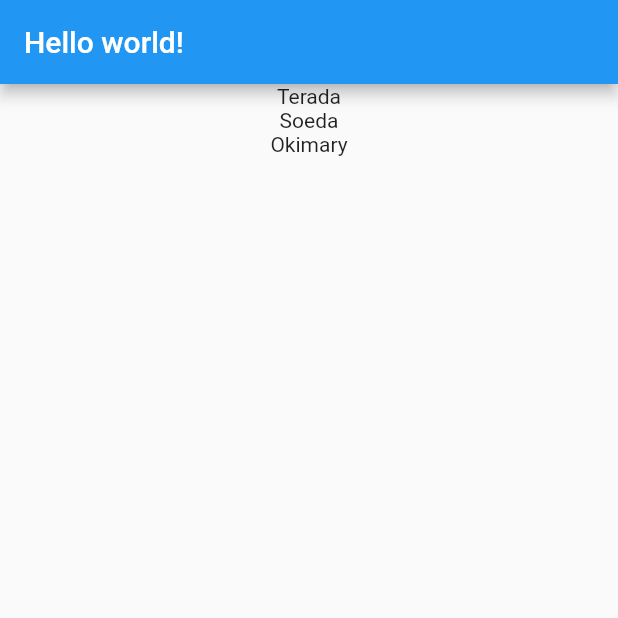
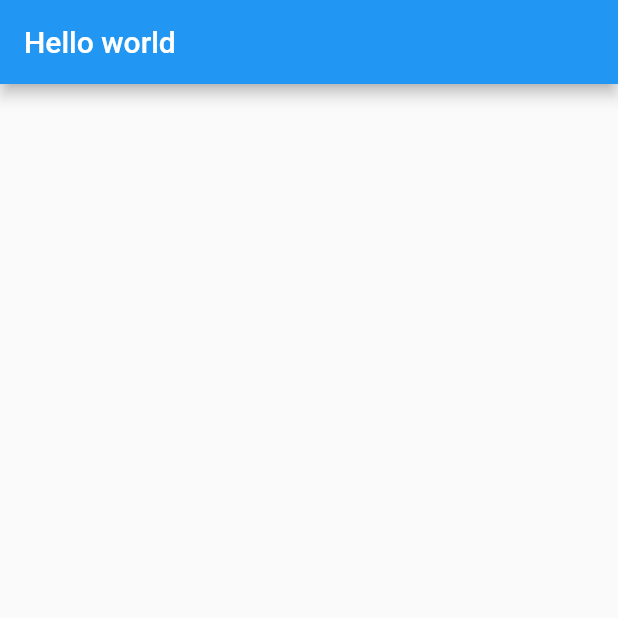
Before and after one commit to TERADA-DANTE/flutera, a Flutter app: the screen it shows after launch, on a phone screen of 412 x 824 dp, the top half of it. Run offline on Flutter 3.47's test engine with Material 2 defaults, Android fonts, the phone set to English and light mode, and no system bars.

Commit message:
:hammer: Update main.dart
Update homepage child

```diff
--- a/my_app/lib/main.dart
+++ b/my_app/lib/main.dart
@@ -6,11 +6,9 @@ class MyApp extends StatelessWidget {
   @override
   Widget build(BuildContext context) {
     return MaterialApp(
-        // 앱 자체의 메타? 이므로 스마트폰등에서 이것을 참조한다.
-        title: 'My first flutter app',
-        theme: ThemeData(primarySwatch: Colors.blue), // ThemeData
-        // home.isRequired~~
-        home: MyHomePage());
+      title: "Flutera",
+      home: MyHomePage(),
+    );
   }
 }
 
@@ -19,12 +17,7 @@ class MyHomePage extends StatelessWidget {
   Widget build(BuildContext context) {
     return Scaffold(
       appBar: AppBar(
-        // 앱 화면이므로 Text 클래스를 가져온다.
-        title: Text('Hello world!'),
-      ),
-      body: Center(
-        child: Column(
-            children: <Widget>[Text('Terada'), Text('Soeda'), Text('Okimary')]),
+        title: Text("Hello world"),
       ),
     );
   }
```
